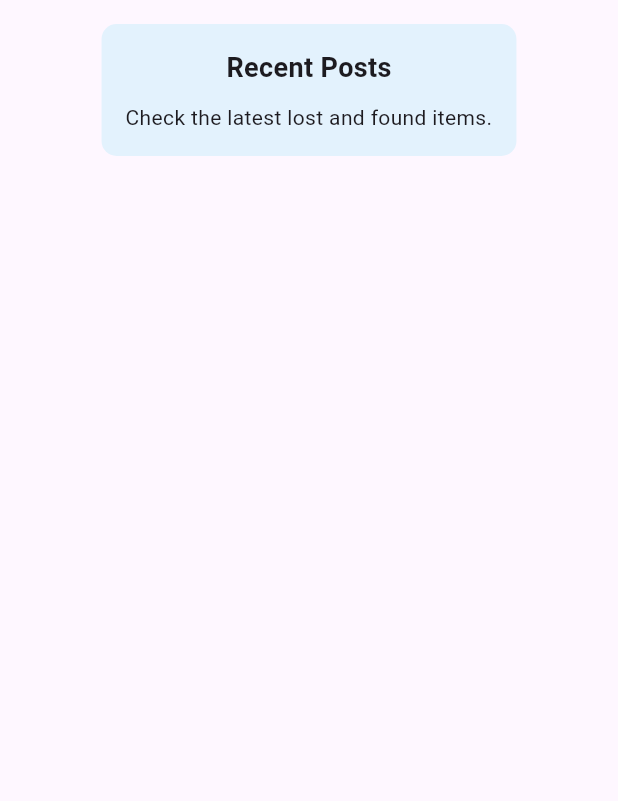
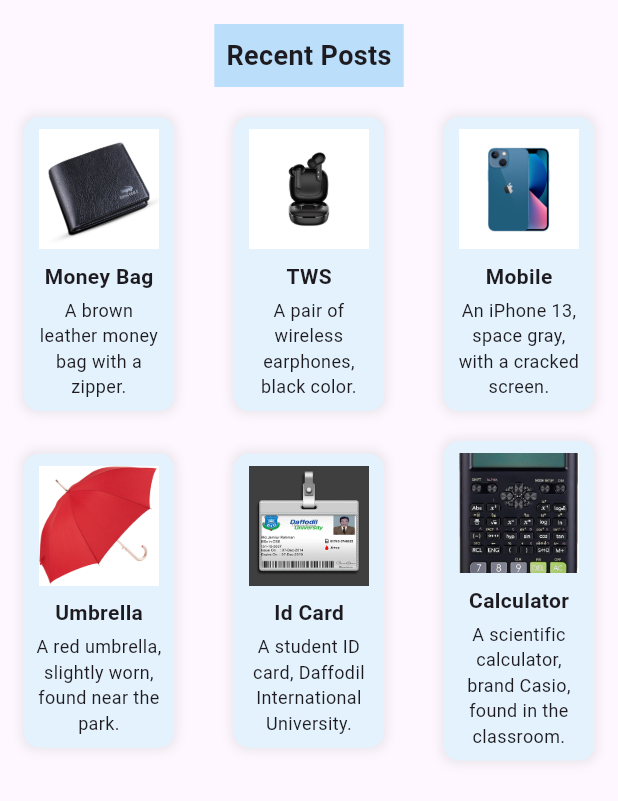
Before and after one commit to mahamudsourov/lost_and_found, a Flutter app: the HomeContent widget shown alone on an empty page, opened directly with empty values, on a phone screen of 412 x 824 dp. Shown: the top 801 px of the screen. Run offline on Flutter 3.47's test engine with Material 3 defaults, Android fonts, the phone set to English and light mode, and no system bars; our stand-ins replace image_picker.

Commit message:
update_home_screen

```diff
--- a/lib/screens/home_screen.dart
+++ b/lib/screens/home_screen.dart
@@ -11,27 +11,43 @@ class HomeScreen extends StatefulWidget {
 }
 
 class _HomeScreenState extends State<HomeScreen> {
-  List<Map<String, String>> lostItems = [];
-  List<Map<String, String>> foundItems = [];
-  List<Map<String, String>> claimedItems = [];
+  // Dummy Data for Lost and Found Items (for now, using static data)
+  List<Map<String, String>> lostItems = [
+    {
+      'title': 'Money Bag',
+      'description': 'A brown leather money bag with a zipper.',
+      'imageUrl': 'assets/images/Money_bag.jpg',
+    },
+    {
+      'title': 'TWS',
+      'description': 'A pair of wireless earphones, black color.',
+      'imageUrl': 'assets/images/TWS.jpg',
+    },
+    {
+      'title': 'Mobile',
+      'description': 'An iPhone 13, space gray, with a cracked screen.',
+      'imageUrl': 'assets/images/mobile.jpg',
+    },
+  ];
 
-  void _addLostItem(Map<String, String> newItem) {
-    setState(() {
-      lostItems.insert(0, newItem);
-    });
-  }
-
-  void _addFoundItem(Map<String, String> newItem) {
-    setState(() {
-      foundItems.insert(0, newItem);
-    });
-  }
-
-  void _addClaimedItem(Map<String, String> item) {
-    setState(() {
-      claimedItems.add(item);
-    });
-  }
+  List<Map<String, String>> foundItems = [
+    {
+      'title': 'Umbrella',
+      'description': 'A red umbrella, slightly worn, found near the park.',
+      'imageUrl': 'assets/images/umbrella.jpg',
+    },
+    {
+      'title': 'Id Card',
+      'description': 'A student ID card, Daffodil International University.',
+      'imageUrl': 'assets/images/Id_card.jpg',
+    },
+    {
+      'title': 'Calculator',
+      'description':
+          'A scientific calculator, brand Casio, found in the classroom.',
+      'imageUrl': 'assets/images/calculator.jpg',
+    },
+  ];
 
   int _selectedIndex = 0;
 
@@ -49,7 +65,7 @@ class _HomeScreenState extends State<HomeScreen> {
     _pages = [
       HomeContent(lostItems: lostItems, foundItems: foundItems),
       LostItemsScreen(items: lostItems),
-      FoundItemsScreen(items: foundItems, onClaim: _addClaimedItem),
+      FoundItemsScreen(items: foundItems),
     ];
   }
 
@@ -58,25 +74,27 @@ class _HomeScreenState extends State<HomeScreen> {
     return Scaffold(
       appBar: AppBar(
         title: Center(child: Text('Lost & Found')),
-        backgroundColor: Colors.blue,
+        backgroundColor: Color(0xFF007BFF), // Professional blue
       ),
       drawer: Drawer(
         child: ListView(
           padding: EdgeInsets.zero,
           children: [
             DrawerHeader(
-              decoration: BoxDecoration(color: Colors.blue),
+              decoration: BoxDecoration(
+                color: Color(0xFF007BFF),
+              ), // Primary blue
               child: Column(
                 crossAxisAlignment: CrossAxisAlignment.start,
                 children: [
                   Icon(Icons.account_circle, size: 60, color: Colors.white),
                   SizedBox(height: 10),
                   Text(
-                    "User Name",
+                    "Tamim Iqbal",
                     style: TextStyle(color: Colors.white, fontSize: 18),
                   ),
                   Text(
-                    "user@example.com",
+                    "Tamim@gmail.com",
                     style: TextStyle(color: Colors.white70),
                   ),
                 ],
@@ -100,11 +118,6 @@ class _HomeScreenState extends State<HomeScreen> {
                     MaterialPageRoute(builder: (_) => SettingsScreen()),
                   ),
             ),
-            ListTile(
-              leading: Icon(Icons.assignment_turned_in),
-              title: Text('Claimed Items'),
-              onTap: () => showClaimedItems(context),
-            ),
           ],
         ),
       ),
@@ -122,7 +135,7 @@ class _HomeScreenState extends State<HomeScreen> {
           ),
         ],
         currentIndex: _selectedIndex,
-        selectedItemColor: Colors.blue,
+        selectedItemColor: Color(0xFF007BFF), // Primary blue
         unselectedItemColor: Colors.grey,
         onTap: _onItemTapped,
       ),
@@ -140,7 +153,11 @@ class _HomeScreenState extends State<HomeScreen> {
                   builder:
                       (_) => PostItemScreen(
                         category: "lost",
-                        onNewItemPosted: _addLostItem,
+                        onNewItemPosted: (newItem) {
+                          setState(() {
+                            lostItems.insert(0, newItem);
+                          });
+                        },
                       ),
                 ),
               );
@@ -150,7 +167,7 @@ class _HomeScreenState extends State<HomeScreen> {
           FloatingActionButton.extended(
             label: Text("Post Found Item"),
             icon: Icon(Icons.add),
-            backgroundColor: Colors.green,
+            backgroundColor: Color(0xFF28A745), // Vibrant green
             onPressed: () {
               Navigator.push(
                 context,
@@ -158,46 +175,15 @@ class _HomeScreenState extends State<HomeScreen> {
                   builder:
                       (_) => PostItemScreen(
                         category: "found",
-                        onNewItemPosted: _addFoundItem,
+                        onNewItemPosted: (newItem) {
+                          setState(() {
+                            foundItems.insert(0, newItem);
+                          });
+                        },
                       ),
                 ),
               );
             },
-          ),
-        ],
-      ),
-    );
-  }
-
-  void showClaimedItems(BuildContext context) {
-    showDialog(
-      context: context,
-      builder:
-          (context) => AlertDialog(
-            title: Text("Claimed Items"),
-            content:
-                claimedItems.isEmpty
-                    ? Text("No items claimed yet.")
-                    : Column(
-                      mainAxisSize: MainAxisSize.min,
-                      children:
-                          claimedItems.map((item) {
-                            return ListTile(
-                              leading: Image.network(
-                                item['imageUrl']!,
-                                width: 50,
-                                height: 50,
-                                fit: BoxFit.cover,
-                              ),
-                              title: Text(item['title']!),
-                              subtitle: Text(item['description']!),
-                            );
-                          }).toList(),
-                    ),
-            actions: [
-              TextButton(
-                onPressed: () => Navigator.pop(context),
-                child: Text("Close"),
           ),
         ],
       ),
@@ -213,101 +199,100 @@ class HomeContent extends StatelessWidget {
 
   @override
   Widget build(BuildContext context) {
-    List<Map<String, String>> recentPosts = [...lostItems, ...foundItems];
-
     return Padding(
       padding: EdgeInsets.all(16),
       child: Column(
         children: [
+          // Recent Posts Text
           Container(
-            decoration: BoxDecoration(
-              borderRadius: BorderRadius.circular(10),
-              color: Colors.blue[50],
-            ),
-            padding: EdgeInsets.all(16),
-            child: Column(
-              children: [
-                Text(
+            padding: EdgeInsets.all(8),
+            color: Colors.blue[100],
+            child: Text(
               "Recent Posts",
               style: TextStyle(fontSize: 18, fontWeight: FontWeight.bold),
             ),
-                SizedBox(height: 10),
-                Text(
-                  "Check the latest lost and found items.",
-                  textAlign: TextAlign.center,
+          ),
+          SizedBox(height: 20),
+          // Lost Items Container Row
+          Row(
+            mainAxisAlignment: MainAxisAlignment.spaceBetween,
+            children: [
+              _buildItemContainer(
+                'Money Bag',
+                'A brown leather money bag with a zipper.',
+                'assets/images/Money_bag.jpg',
+              ),
+              _buildItemContainer(
+                'TWS',
+                'A pair of wireless earphones, black color.',
+                'assets/images/TWS.jpg',
+              ),
+              _buildItemContainer(
+                'Mobile',
+                'An iPhone 13, space gray, with a cracked screen.',
+                'assets/images/mobile.jpg',
               ),
             ],
           ),
+          SizedBox(height: 20),
+          // Found Items Container Row
+          Row(
+            mainAxisAlignment: MainAxisAlignment.spaceBetween,
+            children: [
+              _buildItemContainer(
+                'Umbrella',
+                'A red umbrella, slightly worn, found near the park.',
+                'assets/images/umbrella.jpg',
               ),
-          SizedBox(height: 20),
-          Expanded(
-            child: ListView.builder(
-              itemCount: recentPosts.length,
-              itemBuilder: (context, index) {
-                bool isLost = lostItems.contains(recentPosts[index]);
-                return Card(
-                  margin: EdgeInsets.symmetric(vertical: 8),
-                  elevation: 3,
-                  shape: RoundedRectangleBorder(
-                    borderRadius: BorderRadius.circular(10),
+              _buildItemContainer(
+                'Id Card',
+                'A student ID card, Daffodil International University.',
+                'assets/images/Id_card.jpg',
               ),
-                  child: Column(
-                    crossAxisAlignment: CrossAxisAlignment.start,
-                    children: [
-                      ClipRRect(
-                        borderRadius: BorderRadius.vertical(
-                          top: Radius.circular(10),
-                        ),
-                        child: Image.network(
-                          recentPosts[index]['imageUrl']!,
-                          width: double.infinity,
-                          height: 200,
-                          fit: BoxFit.cover,
-                        ),
-                      ),
-                      Padding(
-                        padding: EdgeInsets.all(12),
-                        child: Column(
-                          crossAxisAlignment: CrossAxisAlignment.start,
-                          children: [
-                            Text(
-                              recentPosts[index]['title']!,
-                              style: TextStyle(
-                                fontSize: 18,
-                                fontWeight: FontWeight.bold,
-                              ),
-                            ),
-                            SizedBox(height: 5),
-                            Text(recentPosts[index]['description']!),
-                            SizedBox(height: 10),
-                            Container(
-                              padding: EdgeInsets.symmetric(
-                                vertical: 6,
-                                horizontal: 10,
-                              ),
-                              decoration: BoxDecoration(
-                                color:
-                                    isLost
-                                        ? Colors.redAccent
-                                        : Colors.greenAccent,
-                                borderRadius: BorderRadius.circular(10),
-                              ),
-                              child: Text(
-                                isLost ? "Lost" : "Found",
-                                style: TextStyle(
-                                  fontWeight: FontWeight.bold,
-                                  color: Colors.white,
-                                ),
-                              ),
+              _buildItemContainer(
+                'Calculator',
+                'A scientific calculator, brand Casio, found in the classroom.',
+                'assets/images/calculator.jpg',
               ),
             ],
-                        ),
           ),
         ],
       ),
     );
-              },
+  }
+
+  Widget _buildItemContainer(
+    String title,
+    String description,
+    String imageUrl,
+  ) {
+    return Container(
+      width: 100, // Adjust size as necessary
+      padding: EdgeInsets.all(8),
+      decoration: BoxDecoration(
+        color: Colors.blue[50],
+        borderRadius: BorderRadius.circular(10),
+        boxShadow: [
+          BoxShadow(
+            color: Colors.grey.withOpacity(0.2),
+            spreadRadius: 2,
+            blurRadius: 5,
           ),
+        ],
+      ),
+      child: Column(
+        children: [
+          Image.asset(imageUrl, height: 80, width: 80, fit: BoxFit.cover),
+          SizedBox(height: 8),
+          Text(
+            title,
+            style: TextStyle(fontSize: 14, fontWeight: FontWeight.bold),
+          ),
+          SizedBox(height: 4),
+          Text(
+            description,
+            style: TextStyle(fontSize: 12),
+            textAlign: TextAlign.center,
           ),
         ],
       ),
```
Also changed, not shown: assets/images/Id_card.jpg (added), assets/images/Money_bag.jpg (added), assets/images/TWS.jpg (added), assets/images/calculator.jpg (added), assets/images/mobile.jpg (added), assets/images/umbrella.jpg (added). Lines whose indentation alone changed are shown as unchanged.
